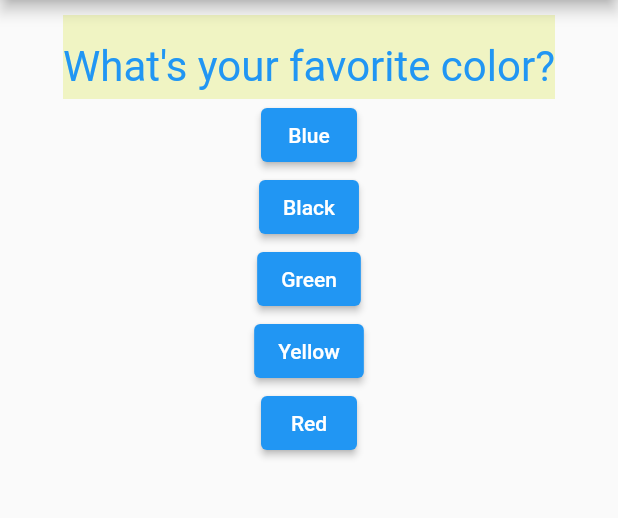
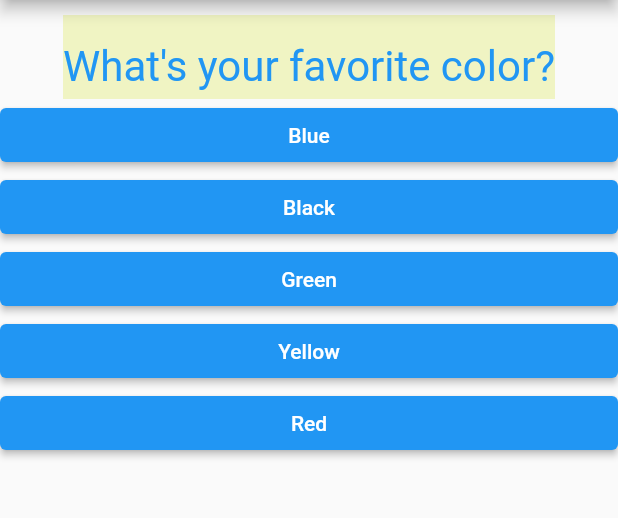
Before and after one commit to mubinbin/flutter-question-quiz, a Flutter app: the screen it shows after launch, on a phone screen of 412 x 824 dp, the part 84-602 px from its top. Run offline on Flutter 3.47's test engine with Material 2 defaults, Android fonts, the phone set to English and light mode, and no system bars.

Commit message:
minor format changes

```diff
--- a/lib/answer.dart
+++ b/lib/answer.dart
@@ -10,6 +10,7 @@ class Answer extends StatelessWidget {
   @override
   Widget build(BuildContext context) {
     return Container(
+      width: double.infinity,
       child: ElevatedButton(
         onPressed: onPressedHandler,
         child: Text(answerText),
--- a/lib/main.dart
+++ b/lib/main.dart
@@ -62,7 +62,7 @@ class _MyAppState extends State<MyApp> {
         ),
         // Scaffold's body only takes one widget
         body: Column(
-          children: [
+          children: <Widget>[
             Question(_questions[_qustionIndex]["question"] as String, null),
             ..._answerList,
           ],
```
